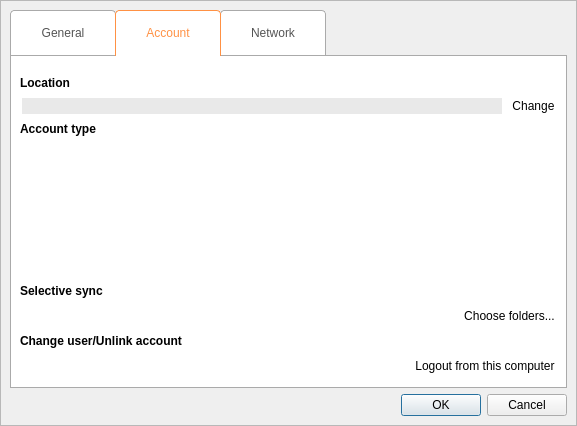
pvtbox/pvtbox-desktop, file application/ui/settings.ui: the form before one commit.
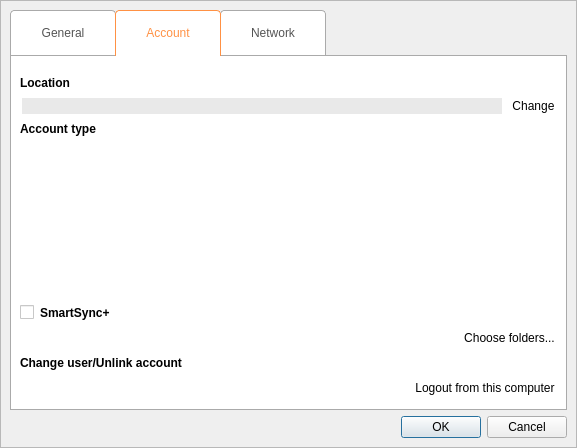
The form after the commit. The open tabs and pages were chosen to show the change. Icons and pictures are not drawn.

Patch:
```diff
--- a/application/ui/settings.ui
+++ b/application/ui/settings.ui
@@ -7,7 +7,7 @@
     <x>0</x>
     <y>0</y>
     <width>577</width>
-    <height>426</height>
+    <height>448</height>
    </rect>
   </property>
   <property name="windowTitle">
@@ -397,7 +397,7 @@
            </spacer>
           </item>
           <item>
-           <widget class="QLabel" name="selective_sync_label">
+           <widget class="QCheckBox" name="is_smart_sync_checkBox">
             <property name="font">
              <font>
               <pointsize>9</pointsize>
@@ -406,7 +406,7 @@
              </font>
             </property>
             <property name="text">
-             <string>Selective sync</string>
+             <string>SmartSync+</string>
             </property>
            </widget>
           </item>
```
Left out of the diff: 6 changed lines with no effect on the pictures.
